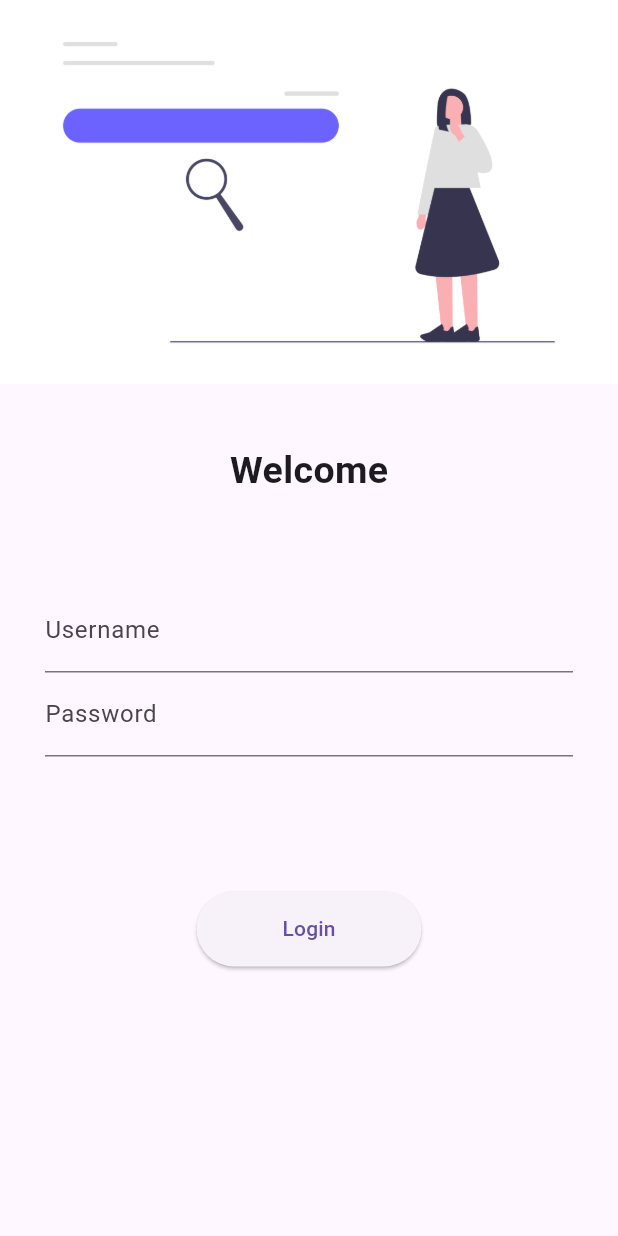
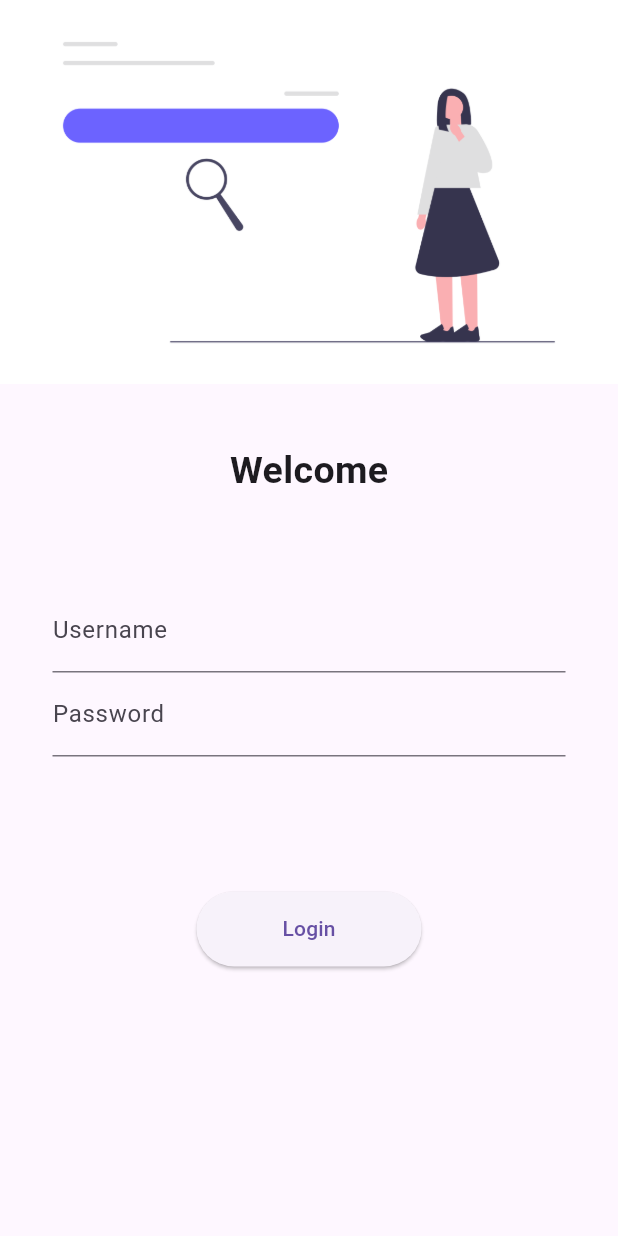
Before and after one commit to naikkajal/flutter_catalog, a Flutter app: the screen it shows after launch, on a phone screen of 412 x 824 dp. Run offline on Flutter 3.47's test engine with Material 3 defaults, Android fonts, the phone set to English and light mode, and no system bars; our stand-ins replace google_fonts.

```diff
--- a/lib/pages/LoginPage.dart
+++ b/lib/pages/LoginPage.dart
@@ -22,7 +22,7 @@ class LoginPage extends StatelessWidget {
             height: 35,
           ),
           Padding(
-            padding: const EdgeInsets.symmetric(horizontal: 30, vertical: 25),
+            padding: const EdgeInsets.symmetric(horizontal: 35, vertical: 25),
             child: Column(
               children: [
                 TextFormField(
```
